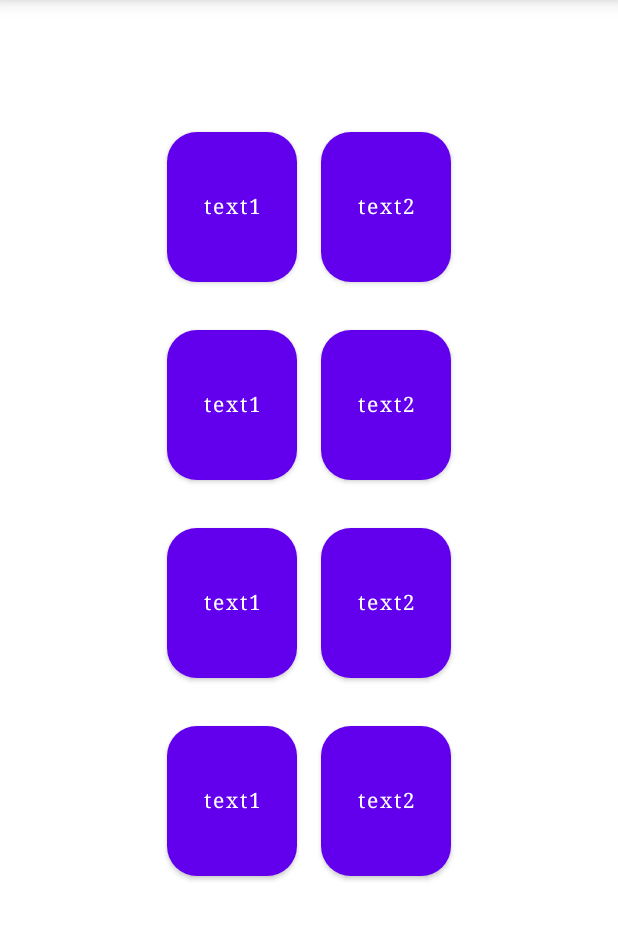
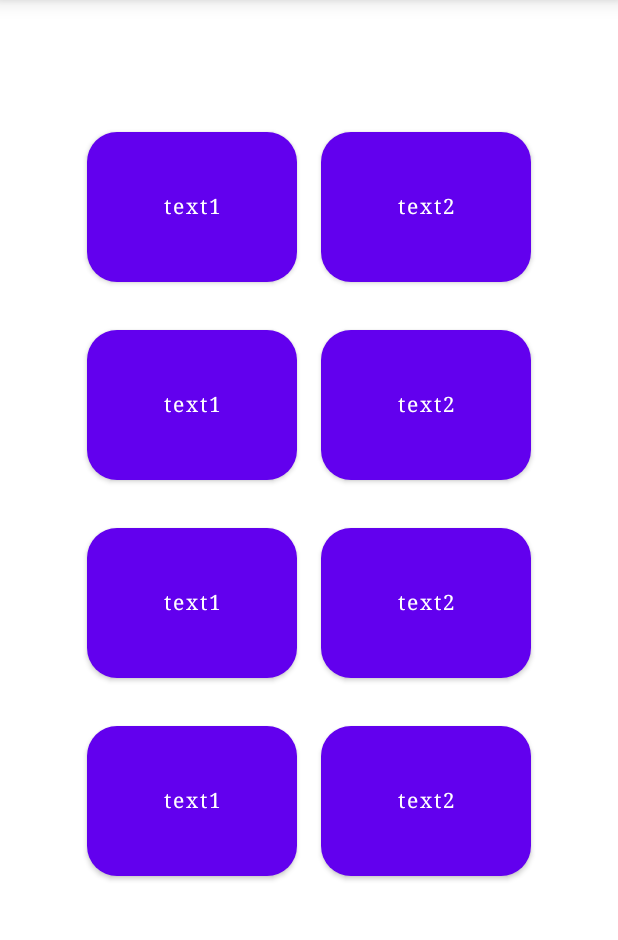
Before and after one commit to Burak-Tasci/FactsOnNumbers, an Android app built with Jetpack Compose: the screen it shows after launch (MainActivity), on a phone screen of 412 x 824 dp, the part 84-1024 px from its top. Run offline under Robolectric (Android 15) with nearby library versions, the phone set to English and light mode, and no system bars; our stand-ins replace Dagger/Hilt's generated code; 1 statement that could not run was skipped.

Commit message:
update size

```diff
--- a/app/src/main/java/com/tsci/factsonnumbers/presentation/facts_options/components/OptionsListItem.kt
+++ b/app/src/main/java/com/tsci/factsonnumbers/presentation/facts_options/components/OptionsListItem.kt
@@ -1,12 +1,13 @@
 package com.tsci.factsonnumbers.presentation.facts_options.components
 
 import android.util.Log
-import androidx.compose.foundation.layout.height
-import androidx.compose.foundation.layout.padding
+import androidx.compose.foundation.layout.*
 import androidx.compose.foundation.shape.RoundedCornerShape
 import androidx.compose.material.Button
 import androidx.compose.material.Text
 import androidx.compose.runtime.Composable
+import androidx.compose.ui.Alignment
+import androidx.compose.ui.Alignment.Companion.CenterVertically
 import androidx.compose.ui.Modifier
 import androidx.compose.ui.text.font.FontFamily
 import androidx.compose.ui.text.style.TextAlign
@@ -24,7 +25,8 @@ fun OptionsListItem(
         onClick = { onButtonClick() },
         Modifier
             .padding(8.dp)
-            .height(100.dp),
+            .height(100.dp)
+            .width(140.dp),
         shape = RoundedCornerShape(20.dp)
 
     ) {
@@ -32,7 +34,8 @@ fun OptionsListItem(
             text = itemText,
             textAlign = TextAlign.Center,
             modifier = Modifier
-                .padding(8.dp),
+                .padding(8.dp)
+                .wrapContentWidth(),
             fontFamily = FontFamily.Serif
         )
     }
```
